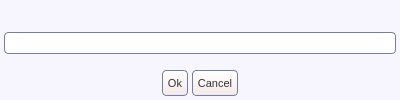
First picture: the form in share/skins/default/input.ui, repository itds-consulting/yate, before the edit.
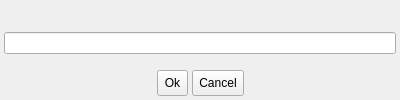
Second picture: the form after the edit. Icons and pictures are not drawn.

Commit message: Added application stylesheet file. Removed global stylesheet from UI files. Increased font size.

Diff of the .ui file:
```diff
--- a/share/skins/default/input.ui
+++ b/share/skins/default/input.ui
@@ -33,91 +33,6 @@
   <property name="windowTitle" >
    <string>Input</string>
   </property>
-  <property name="styleSheet" >
-   <string>QWidget#input {
-  background:#f7f5fd;
-}
-QLineEdit {
-  color:#333333;
-  border: 1px solid #717fa0;
-  border-radius: 4px;
-}
-QAbstractButton { font-size: 11px; color: #333333; }
-QToolButton {
-  border: 1px solid #717fa0;
-  border-radius: 4px;
-  background: qlineargradient(x1: 0, y1: 0, x2: 0, y2: 1, stop: 0 #ffffff, stop: 1 #f6e8e8);
-}
-QToolButton:hover { background: qlineargradient(x1: 0, y1: 0, x2: 0, y2: 1, stop: 0 #ffffff, stop: 1 #f9f3f3); }
-QToolButton:pressed { background: qlineargradient(x1: 0, y1: 0, x2: 0, y2: 1, stop: 0 #f6e8e8, stop: 1 #ffffff); }
-QPushButton {
-  border: 1px solid #717fa0;
-  border-radius: 4px;
-  background: qlineargradient(x1: 0, y1: 0, x2: 0, y2: 1, stop: 0 #ffffff, stop: 1 #f6e8e8);
-}
-QPushButton:hover { background: qlineargradient(x1: 0, y1: 0, x2: 0, y2: 1, stop: 0 #ffffff, stop: 1 #f9f3f3); }
-QPushButton:pressed { background: qlineargradient(x1: 0, y1: 0, x2: 0, y2: 1, stop: 0 #f6e8e8, stop: 1 #ffffff); }
-QComboBox::down-arrow { image: url(cb_arrow.png); }
-QComboBox::down-arrow:on { top: 1px; left: 1px; }
-QComboBox {
-  padding-left: 2px;
-  padding-right: 25px;
-  border: 1px solid #717fa0;
-  border-radius: 4px;
-}
-QComboBox::drop-down {
-  width: 22px;
-  border-left: 1px solid #717fa0;
-}
-QCheckBox::indicator:checked { image: url(checkbox_on.png); }
-QCheckBox::indicator:unchecked { image: url(checkbox_off.png); }
-QRadioButton::indicator:checked { image: url(radio_on.png); }
-QRadioButton::indicator:unchecked { image: url(radio_off.png); }
-QScrollBar { border: 1px solid #717fa0; background: white; }
-QScrollBar::handle {
-  background: qlineargradient(x1: 0, y1: 0, x2: 0, y2: 1, stop: 0 #ffffff, stop: 1 #f6e8e8);
-  border: 1px solid #717fa0;
-}
-QScrollBar:vertical {
-  width: 14px;
-  margin: 16px 0px 16px 0px;
-  border-top: 0px;
-  border-bottom: 0px;
-  border-right: 0px;
-}
-QScrollBar:horizontal {
-  height: 14px;
-  margin: 0px 16px 0px 16px;
-  border-left: 0px;
-  border-right: 0px;
-  border-bottom: 0px;
-}
-QScrollBar::add-line {
-  height: 13px;
-  width: 13px;
-  border: 1px solid #717fa0;
-  subcontrol-origin: margin;
-  background: qlineargradient(x1: 0, y1: 0, x2: 0, y2: 1, stop: 0 #ffffff, stop: 1 #f6e8e8);
-}
-QScrollBar::sub-line {
-  height: 13px;
-  width: 13px;
-  border: 1px solid #717fa0;
-  subcontrol-origin: margin;
-  background: qlineargradient(x1: 0, y1: 0, x2: 0, y2: 1, stop: 0 #ffffff, stop: 1 #f6e8e8);
-}
-QScrollBar::handle:vertical { border-left: 0px; border-right: 0px; }
-QScrollBar::handle:horizontal { border-top: 0px; border-bottom: 0px; }
-QScrollBar::add-line:vertical { subcontrol-position: bottom; image: url(scroll_down.png); height: 14px; }
-QScrollBar::sub-line:vertical { subcontrol-position: top; image: url(scroll_up.png); height: 14px; }
-QScrollBar::add-line:horizontal { subcontrol-position: right; image: url(scroll_right.png); width: 14px; }
-QScrollBar::sub-line:horizontal { subcontrol-position: left; image: url(scroll_left.png); width: 14px; }
-QScrollBar::up-arrow:pressed { border: 1px solid #717fa0; }
-QScrollBar::down-arrow:pressed { border: 1px solid #717fa0; }
-QScrollBar::left-arrow:pressed { border: 1px solid #717fa0; }
-QScrollBar::right-arrow:pressed { border: 1px solid #717fa0; }
-</string>
-  </property>
   <property name="_yate_windowflags" stdset="0" >
    <string>title,sysmenu,close</string>
   </property>
```
Left out of the diff: 3 changed lines with no effect on the pictures. The commit also changes 26 other files.
